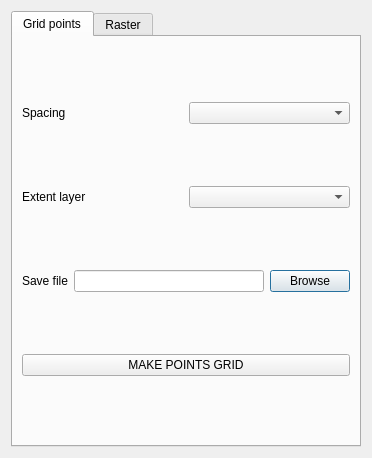
This is tools/ui_CreateGrid.ui in pierluigiderosa/openoise as Qt 5 draws it before an edit. The edited form follows.
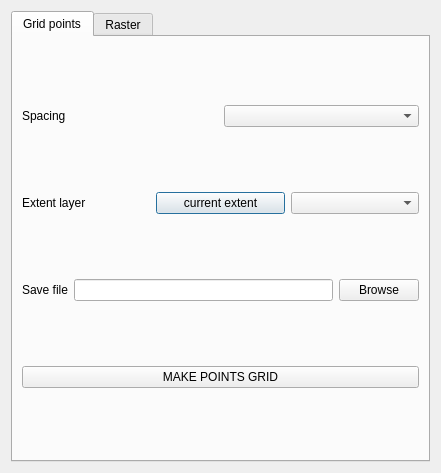
This is the edited form. Custom widgets are drawn as their Qt base class.

Commit message: - create_grid fixed grid creation - fixe case empty output

The edit to the form file:
```diff
--- a/tools/ui_CreateGrid.ui
+++ b/tools/ui_CreateGrid.ui
@@ -6,8 +6,8 @@
    <rect>
     <x>0</x>
     <y>0</y>
-    <width>372</width>
-    <height>458</height>
+    <width>441</width>
+    <height>473</height>
    </rect>
   </property>
   <property name="windowTitle">
@@ -23,8 +23,8 @@
       <attribute name="title">
        <string>Grid points</string>
       </attribute>
-      <layout class="QGridLayout" name="gridLayout">
-       <item row="0" column="0">
+      <layout class="QVBoxLayout" name="verticalLayout_2">
+       <item>
         <layout class="QHBoxLayout" name="horizontalLayout_6">
          <item>
           <widget class="QLabel" name="label_2">
@@ -38,7 +38,7 @@
          </item>
         </layout>
        </item>
-       <item row="1" column="0">
+       <item>
         <layout class="QHBoxLayout" name="horizontalLayout_5">
          <item>
           <widget class="QLabel" name="label_3">
@@ -47,12 +47,22 @@
            </property>
           </widget>
          </item>
+         <item>
+          <widget class="QPushButton" name="extent_layer">
+           <property name="text">
+            <string>current extent</string>
+           </property>
+           <property name="checkable">
+            <bool>true</bool>
+           </property>
+          </widget>
+         </item>
          <item>
           <widget class="QgsMapLayerComboBox" name="overlayLayer_ComboBox"/>
          </item>
         </layout>
        </item>
-       <item row="2" column="0">
+       <item>
         <layout class="QHBoxLayout" name="horizontalLayout_3">
          <item>
           <widget class="QLabel" name="label_6">
@@ -73,7 +83,7 @@
          </item>
         </layout>
        </item>
-       <item row="3" column="0">
+       <item>
         <widget class="QPushButton" name="runGrid_pushButton">
          <property name="text">
           <string>MAKE POINTS GRID</string>
```
Left out of the diff: 21 changed lines with no effect on the pictures. The commit also changes 5 other files.
